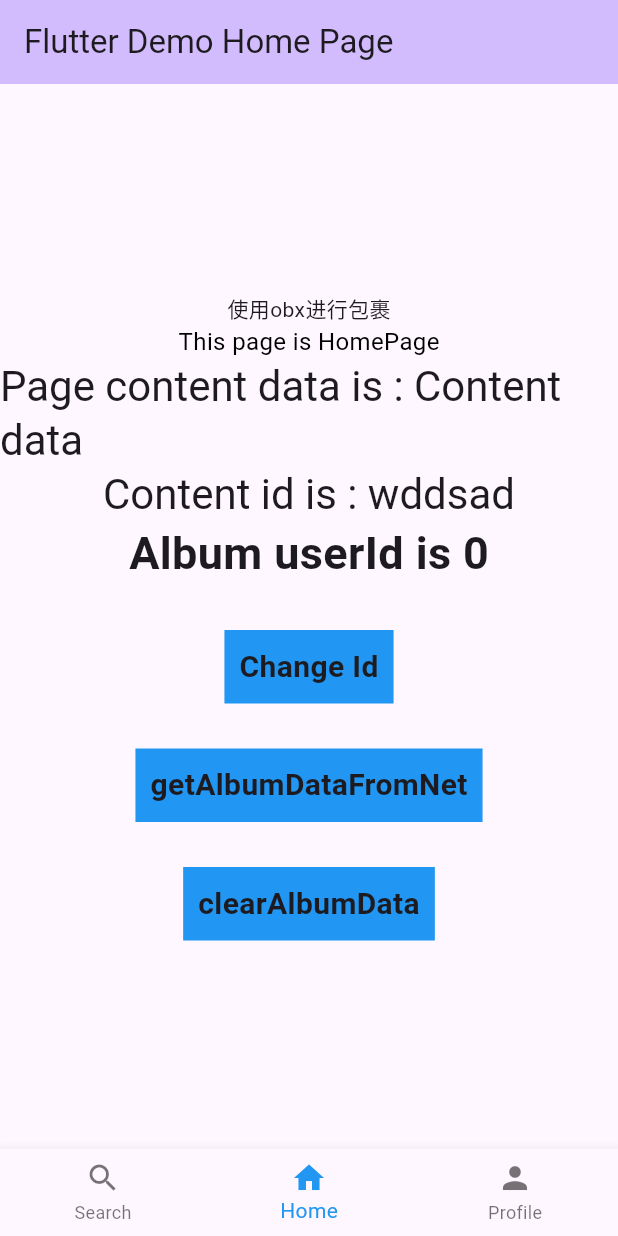
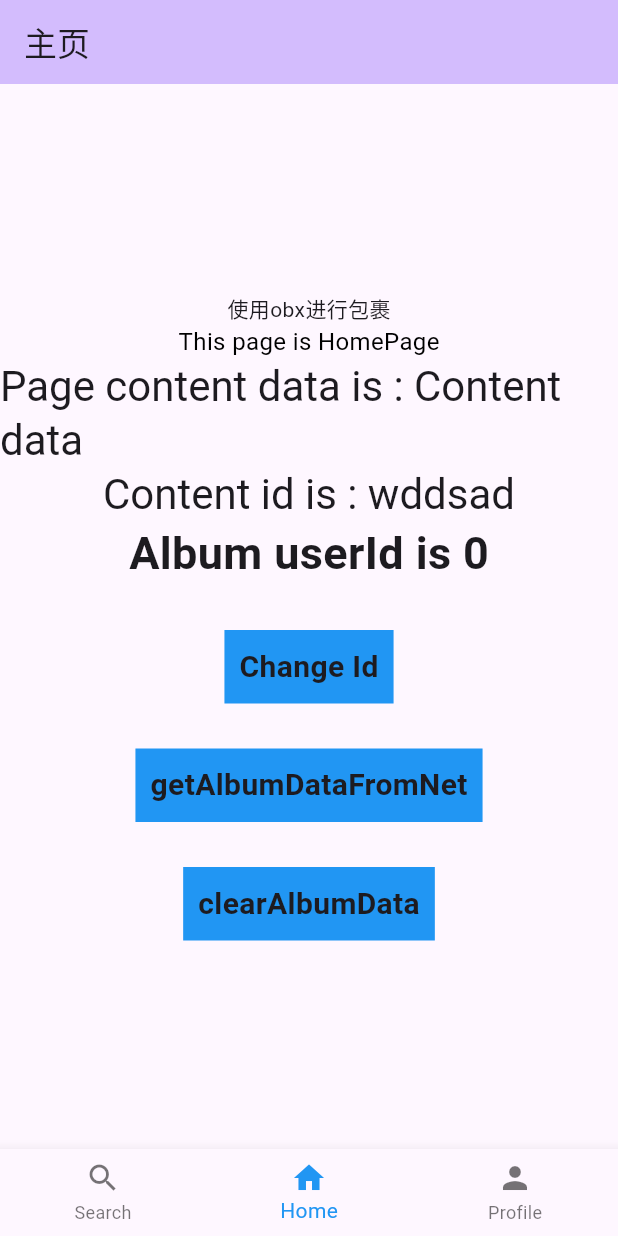
Before and after one commit to VpJokor/test_demo, a Flutter app: the screen it shows after launch, on a phone screen of 412 x 824 dp. Run offline on Flutter 3.47's test engine with Material 3 defaults, Android fonts, the phone set to English and light mode, and no system bars; our stand-ins replace event_bus, get; missing offline and left inert: flutter_constraintlayout.

Commit message:
新增路由表

```diff
--- a/lib/app.dart
+++ b/lib/app.dart
@@ -1,5 +1,6 @@
 import 'package:flutter/material.dart';
 import 'package:get/get_navigation/get_navigation.dart';
+import 'func/routes.dart';
 import 'mainPage.dart';
 
 class MyApp extends StatelessWidget {
@@ -16,7 +17,8 @@ class MyApp extends StatelessWidget {
         colorScheme: ColorScheme.fromSeed(seedColor: Colors.deepPurple),
         useMaterial3: true,
       ),
-      home: const MainPage(title: 'Flutter Demo Home Page'),
+      home: const MainPage(),
+      getPages: Routes.getPages,
     );
   }
 }
--- /dev/null
+++ b/lib/func/routes.dart
@@ -0,0 +1,26 @@
+import 'package:get/get.dart';
+
+import '../mainPage.dart';
+
+/**
+ * 这里放所有页面的路由
+ */
+class Routes {
+  //主页
+  static const String mainPage = '/main';
+  //登录&注册
+  static const String loginPage = '/login';
+  //开屏
+  static const String splashPage = '/splash';
+  //个人主页
+  static const String profilePage = '/profile';
+  //设置页
+  static const String settingPage = '/setting';
+
+  /**
+   * 路由映射表
+   */
+  static final List<GetPage> getPages = [
+    GetPage(name: mainPage, page: () => const MainPage()),
+  ];
+}
--- a/lib/mainPage.dart
+++ b/lib/mainPage.dart
@@ -6,9 +6,9 @@ import 'package:test_demo/func/search/searchPage.dart';
 import 'core/widget/KeepAliveWrapper.dart';
 
 class MainPage extends StatefulWidget {
-  const MainPage({super.key, required this.title});
-  final String title;
-
+  // const MainPage({super.key, required this.title});
+  const MainPage({super.key});
+  final String title = "主页";
   @override
   State<MainPage> createState() => _MainPageState();
 }
```
